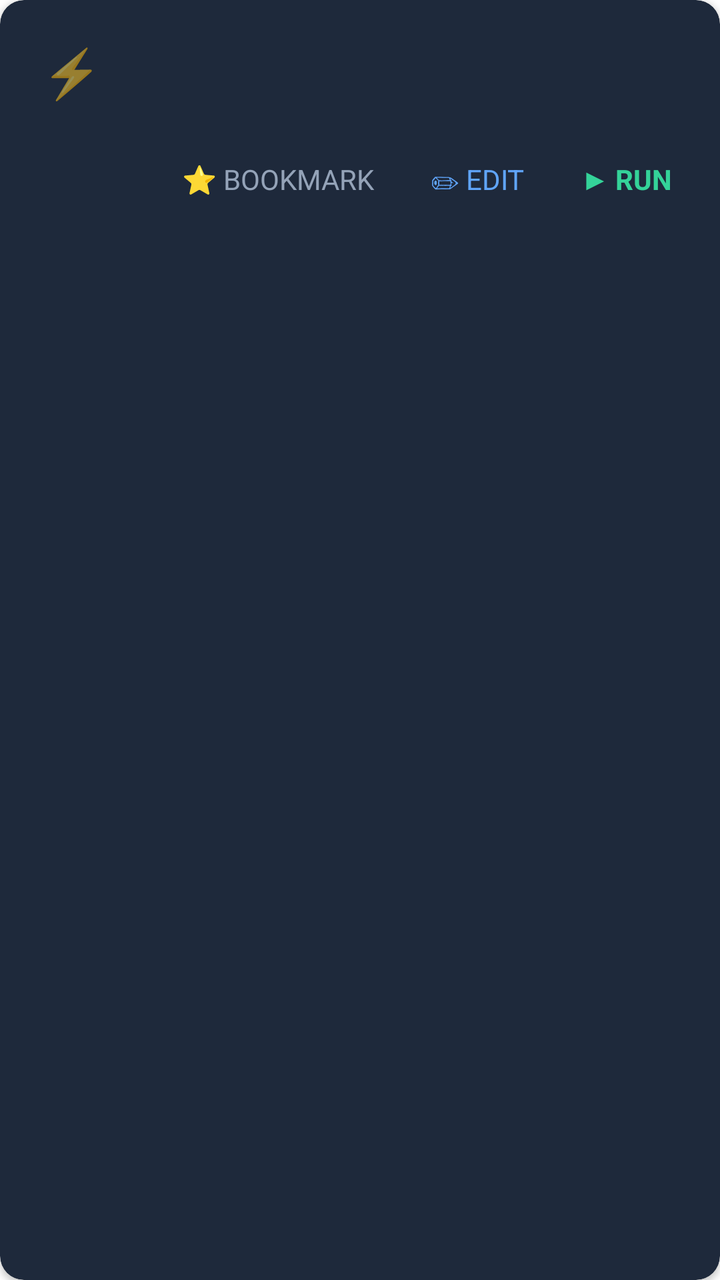
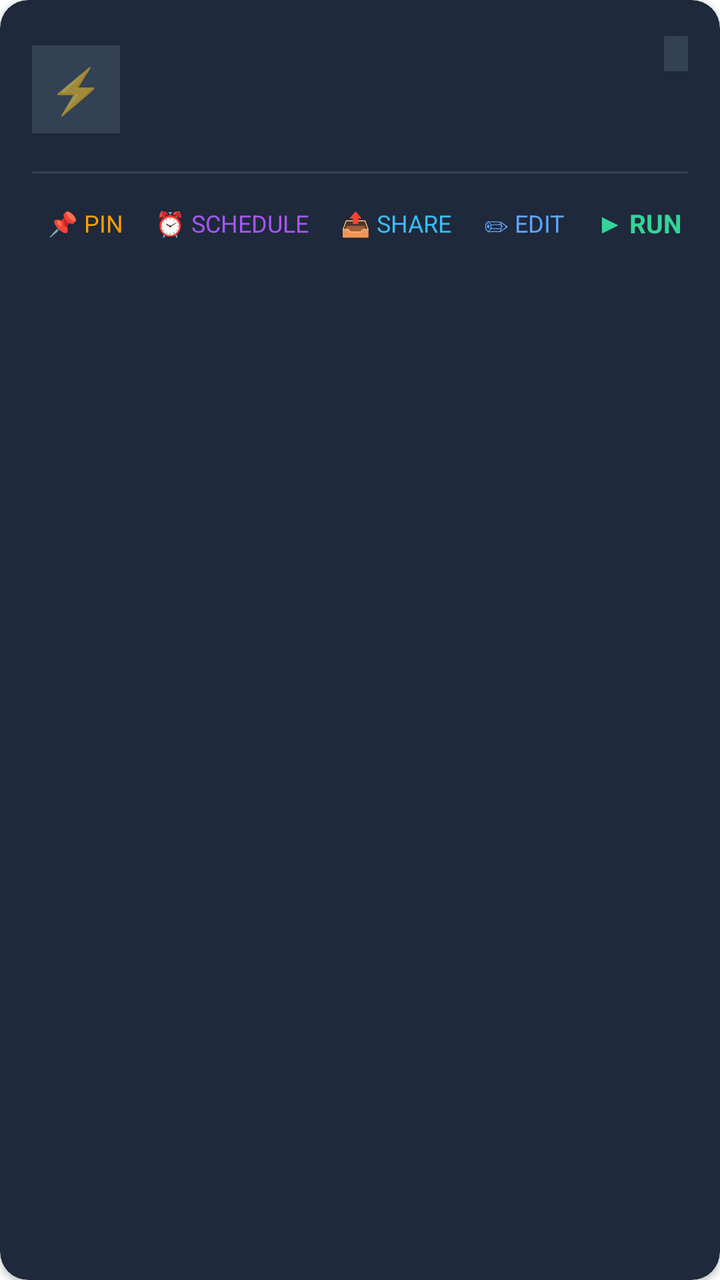

The first picture is an Android layout as it rendered before a commit; the second is the same layout after the commit. The layout source and the unified diff follow.
<!-- AndroidManifest.xml: application theme Theme.MaterialComponents.DayNight.NoActionBar -->
<!-- res/layout/item_script.xml -->
<?xml version="1.0" encoding="utf-8"?>
<androidx.cardview.widget.CardView xmlns:android="http://schemas.android.com/apk/res/android"
    xmlns:app="http://schemas.android.com/apk/res-auto"
    android:layout_width="match_parent" 
    android:layout_height="wrap_content"
    android:layout_margin="8dp"
    app:cardBackgroundColor="#1e293b"
    app:cardCornerRadius="12dp"
    app:cardElevation="2dp">

    <LinearLayout
        android:layout_width="match_parent"
        android:layout_height="wrap_content"
        android:orientation="vertical"
        android:padding="16dp">

        
        <LinearLayout
            android:layout_width="match_parent"
            android:layout_height="wrap_content"
            android:orientation="horizontal"
            android:gravity="center_vertical">
            <TextView android:id="@+id/scriptIcon" 
                android:layout_width="40dp" 
                android:layout_height="40dp"
                android:gravity="center" 
                android:textSize="24sp" 
                android:text="⚡"/>
            <LinearLayout
                android:layout_width="0dp"
                android:layout_height="wrap_content"
                android:layout_weight="1"
                android:orientation="vertical">
                <TextView android:id="@+id/scriptName" 
                    android:layout_width="match_parent" 
                    android:layout_height="wrap_content"
                    android:textColor="#f8fafc" 
                    android:textSize="16sp"
                    android:textStyle="bold" />
                <TextView android:id="@+id/scriptPath" 
                    android:layout_width="match_parent" 
                    android:layout_height="wrap_content"
                    android:textColor="#64748b" 
                    android:textSize="12sp"/>
            </LinearLayout>
        </LinearLayout>

        
        <LinearLayout
            android:layout_width="match_parent"
            android:layout_height="wrap_content"
            android:orientation="horizontal"
            android:layout_marginTop="16dp"
            android:gravity="end">
            
            <TextView android:id="@+id/btnBookmark" 
                android:layout_width="wrap_content" 
                android:layout_height="wrap_content"
                android:textColor="#94a3b8" 
                android:textSize="14sp"
                android:text="⭐ BOOKMARK"
                android:padding="8dp"
                android:layout_marginEnd="12dp"
                android:background="?android:attr/selectableItemBackground"/>
                
            <TextView android:id="@+id/btnEdit" 
                android:layout_width="wrap_content" 
                android:layout_height="wrap_content"
                android:textColor="#60a5fa" 
                android:textSize="14sp"
                android:text="✏ EDIT"
                android:padding="8dp"
                android:layout_marginEnd="12dp"
                android:background="?android:attr/selectableItemBackground"/>

            <TextView android:id="@+id/btnRun" 
                android:layout_width="wrap_content" 
                android:layout_height="wrap_content"
                android:textColor="#34d399" 
                android:textSize="14sp"
                android:textStyle="bold"
                android:text="▶ RUN"
                android:padding="8dp"
                android:background="?android:attr/selectableItemBackground"/>
        </LinearLayout>

    </LinearLayout>
</androidx.cardview.widget.CardView>
<!-- resources referenced by this layout -->
<resources>

</resources>

<!-- the commit's change to res/layout/item_script.xml (unified diff, before → after) -->
@@ -1,11 +1,13 @@
 <?xml version="1.0" encoding="utf-8"?>
 <androidx.cardview.widget.CardView xmlns:android="http://schemas.android.com/apk/res/android"
     xmlns:app="http://schemas.android.com/apk/res-auto"
+    android:id="@+id/card_script"
     android:layout_width="match_parent" 
     android:layout_height="wrap_content"
-    android:layout_margin="8dp"
+    android:layout_marginHorizontal="10dp"
+    android:layout_marginVertical="6dp"
     app:cardBackgroundColor="#1e293b"
-    app:cardCornerRadius="12dp"
+    app:cardCornerRadius="14dp"
     app:cardElevation="2dp">
 
     <LinearLayout
@@ -20,64 +22,150 @@
             android:layout_height="wrap_content"
             android:orientation="horizontal"
             android:gravity="center_vertical">
-            <TextView android:id="@+id/scriptIcon" 
-                android:layout_width="40dp" 
-                android:layout_height="40dp"
+
+            <TextView 
+                android:id="@+id/scriptIcon" 
+                android:layout_width="44dp" 
+                android:layout_height="44dp"
                 android:gravity="center" 
-                android:textSize="24sp" 
+                android:textSize="22sp" 
+                android:background="#334155"
                 android:text="⚡"/>
+
             <LinearLayout
                 android:layout_width="0dp"
                 android:layout_height="wrap_content"
                 android:layout_weight="1"
+                android:layout_marginStart="12dp"
                 android:orientation="vertical">
-                <TextView android:id="@+id/scriptName" 
+
+                <LinearLayout
+                    android:layout_width="match_parent"
+                    android:layout_height="wrap_content"
+                    android:orientation="horizontal"
+                    android:gravity="center_vertical">
+
+                    <TextView 
+                        android:id="@+id/scriptName" 
+                        android:layout_width="0dp" 
+                        android:layout_height="wrap_content"
+                        android:layout_weight="1"
+                        android:textColor="#f8fafc" 
+                        android:textSize="16sp"
+                        android:textStyle="bold" />
+
+                    <TextView 
+                        android:id="@+id/tvPinnedBadge"
+                        android:layout_width="wrap_content"
+                        android:layout_height="wrap_content"
+                        android:text="📌 PINNED"
+                        android:textSize="10sp"
+                        android:textStyle="bold"
+                        android:textColor="#f59e0b"
+                        android:background="#451a03"
+                        android:paddingHorizontal="6dp"
+                        android:paddingVertical="2dp"
+                        android:layout_marginEnd="6dp"
+                        android:visibility="gone" />
+
+                    <TextView 
+                        android:id="@+id/scriptCategory"
+                        android:layout_width="wrap_content"
+                        android:layout_height="wrap_content"
+                        android:paddingHorizontal="6dp"
+                        android:paddingVertical="2dp"
+                        android:background="#334155"
+                        android:textColor="#38bdf8"
+                        android:textSize="10sp"
+                        android:textStyle="bold" />
+                </LinearLayout>
+
+                <TextView 
+                    android:id="@+id/scriptDesc"
+                    android:layout_width="match_parent"
+                    android:layout_height="wrap_content"
+                    android:layout_marginTop="3dp"
+                    android:textColor="#94a3b8"
+                    android:textSize="12sp"
+                    android:maxLines="2"
+                    android:ellipsize="end" />
+
+                <TextView 
+                    android:id="@+id/scriptPath" 
                     android:layout_width="match_parent" 
                     android:layout_height="wrap_content"
-                    android:textColor="#f8fafc" 
-                    android:textSize="16sp"
-                    android:textStyle="bold" />
-                <TextView android:id="@+id/scriptPath" 
-                    android:layout_width="match_parent" 
-                    android:layout_height="wrap_content"
+                    android:layout_marginTop="2dp"
                     android:textColor="#64748b" 
-                    android:textSize="12sp"/>
+                    android:textSize="11sp"/>
             </LinearLayout>
         </LinearLayout>
+
+        
+        <View
+            android:layout_width="match_parent"
+            android:layout_height="1dp"
+            android:layout_marginTop="12dp"
+            android:background="#334155" />
 
         
         <LinearLayout
             android:layout_width="match_parent"
             android:layout_height="wrap_content"
+            android:layout_marginTop="8dp"
             android:orientation="horizontal"
-            android:layout_marginTop="16dp"
-            android:gravity="end">
-            
-            <TextView android:id="@+id/btnBookmark" 
+            android:gravity="center_vertical">
+
+            <TextView 
+                android:id="@+id/btnPin" 
                 android:layout_width="wrap_content" 
                 android:layout_height="wrap_content"
-                android:textColor="#94a3b8" 
-                android:textSize="14sp"
-                android:text="⭐ BOOKMARK"
+                android:textColor="#f59e0b" 
+                android:textSize="12sp"
+                android:text="📌 PIN"
                 android:padding="8dp"
-                android:layout_marginEnd="12dp"
                 android:background="?android:attr/selectableItemBackground"/>
-                
-            <TextView android:id="@+id/btnEdit" 
+
+            <TextView 
+                android:id="@+id/btnSchedule" 
+                android:layout_width="wrap_content" 
+                android:layout_height="wrap_content"
+                android:textColor="#a855f7" 
+                android:textSize="12sp"
+                android:text="⏰ SCHEDULE"
+                android:padding="8dp"
+                android:background="?android:attr/selectableItemBackground"/>
+
+            <TextView 
+                android:id="@+id/btnShare" 
+                android:layout_width="wrap_content" 
+                android:layout_height="wrap_content"
+                android:textColor="#38bdf8" 
+                android:textSize="12sp"
+                android:text="📤 SHARE"
+                android:padding="8dp"
+                android:background="?android:attr/selectableItemBackground"/>
+
+            <View
+                android:layout_width="0dp"
+                android:layout_height="1dp"
+                android:layout_weight="1" />
+
+            <TextView 
+                android:id="@+id/btnEdit" 
                 android:layout_width="wrap_content" 
                 android:layout_height="wrap_content"
                 android:textColor="#60a5fa" 
-                android:textSize="14sp"
+                android:textSize="12sp"
                 android:text="✏ EDIT"
                 android:padding="8dp"
-                android:layout_marginEnd="12dp"
                 android:background="?android:attr/selectableItemBackground"/>
 
-            <TextView android:id="@+id/btnRun" 
+            <TextView 
+                android:id="@+id/btnRun" 
                 android:layout_width="wrap_content" 
                 android:layout_height="wrap_content"
                 android:textColor="#34d399" 
-                android:textSize="14sp"
+                android:textSize="13sp"
                 android:textStyle="bold"
                 android:text="▶ RUN"
                 android:padding="8dp"
